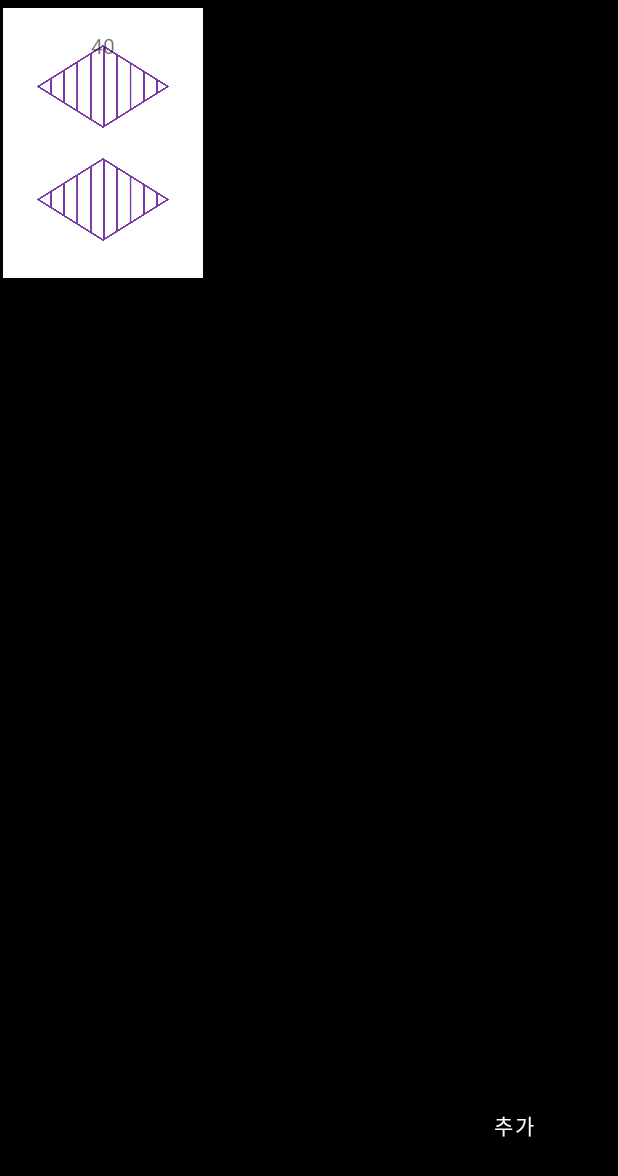
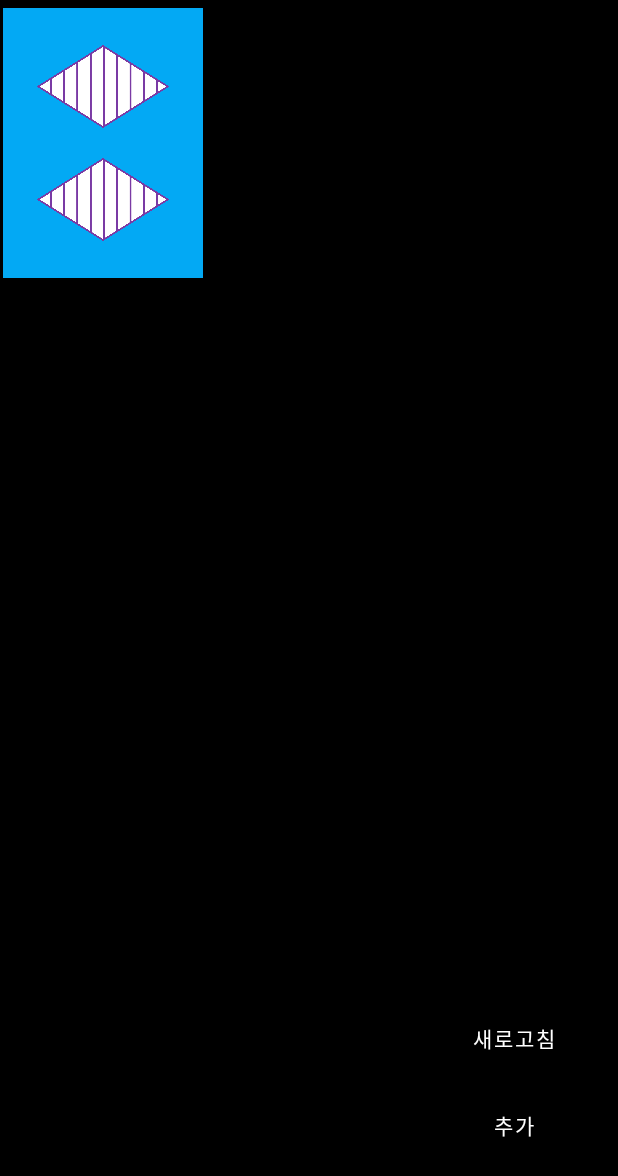
Before and after one commit to kimjjunho/Set, an Android app: the screen it shows after launch (MainActivity), after a tap on "40", on a phone screen of 412 x 824 dp. Shown: the top 1176 px of the screen. Run offline under Robolectric (Android 15) with nearby library versions, the phone set to English and light mode, and no system bars; 2 other taps on this screen came first.

Commit message:
finish::function

```diff
--- a/SetSolo/app/src/main/java/com/example/setsolo/CardData.kt
+++ b/SetSolo/app/src/main/java/com/example/setsolo/CardData.kt
@@ -5,5 +5,5 @@ data class CardData(
     val state: String,
     val num: Int,
     val shape: String,
-    var click: Boolean = true
+    var click: Boolean
 )
--- a/SetSolo/app/src/main/java/com/example/setsolo/List.kt
+++ b/SetSolo/app/src/main/java/com/example/setsolo/List.kt
@@ -2,4 +2,7 @@ package com.example.setsolo
 
 val chooseThreeCardArray = ArrayList<Int>()
 val threeCardPositionArray = ArrayList<Int>()
+
 val cardArrayAll = ArrayList<CardData>()
+val recyclerNumArrayAll = ArrayList<ItemData>()
+val recyclerNumArray = ArrayList<ItemData>()
--- a/SetSolo/app/src/main/java/com/example/setsolo/MainActivity.kt
+++ b/SetSolo/app/src/main/java/com/example/setsolo/MainActivity.kt
@@ -3,15 +3,17 @@ package com.example.setsolo
 import android.content.ClipData
 import androidx.appcompat.app.AppCompatActivity
 import android.os.Bundle
+import android.os.PersistableBundle
 import android.util.Log
 import android.view.View
 import android.widget.Toast
 import androidx.recyclerview.widget.GridLayoutManager
 import androidx.recyclerview.widget.LinearLayoutManager
 import com.example.setsolo.databinding.ActivityMainBinding
+import java.util.*
 import kotlin.math.log
 
-class MainActivity : AppCompatActivity() {
+class MainActivity : AppCompatActivity(){
 
     val TAG = "MainActivity"
 
@@ -20,10 +22,10 @@ class MainActivity : AppCompatActivity() {
 
     override fun onCreate(savedInstanceState: Bundle?) {
         super.onCreate(savedInstanceState)
-        setContentView(R.layout.activity_main)
 
         mBinding = ActivityMainBinding.inflate(layoutInflater)
         setContentView(binding.root)
+
 
         for(i in 1..81){
 
@@ -41,10 +43,9 @@ class MainActivity : AppCompatActivity() {
 
             val state : String = if(i in 1..27){ "empty" }else if(i in 28..54){ "line" }else{ "fill" }
 
-            cardArrayAll.add(CardData(color,state,num,shape,true))
+            cardArrayAll.add(CardData(color,state,num,shape,false))
         }
-        val recyclerNumArrayAll = ArrayList<ItemData>()
-        val recyclerNumArray = ArrayList<ItemData>()
+
 
         for(i in 0..80){
             recyclerNumArrayAll.add(ItemData(i))
@@ -59,13 +60,34 @@ class MainActivity : AppCompatActivity() {
                     break
                 }
             }
-            mBinding.recyclerView1.adapter = ItemAdapter(recyclerNumArray)
+            mBinding.recyclerView1.adapter = ItemAdapter(recyclerNumArray,this)
             chooseThreeCardArray.clear()
             threeCardPositionArray.clear()
+        }
+
+        mBinding.refreshBtn.setOnClickListener {
+            mBinding.recyclerView1.adapter = ItemAdapter(recyclerNumArray,this)
         }
 
         mBinding.recyclerView1.layoutManager = GridLayoutManager(applicationContext,3)
         mBinding.recyclerView1.setHasFixedSize(true)
 
+        if(savedInstanceState!=null)
+        {
+            mBinding.recyclerView1.adapter = ItemAdapter(recyclerNumArray,this)
+        }
+
+    }
+
+    override fun onSaveInstanceState(outState: Bundle) {
+        super.onSaveInstanceState(outState)
+        outState.putInt("a", 1)
+    }
+
+    fun change() {
+        Log.d(TAG, "change: 변경")
+        mBinding.recyclerView1.adapter = ItemAdapter(recyclerNumArray,this)
+        threeCardPositionArray.clear()
+        chooseThreeCardArray.clear()
     }
 }
--- a/SetSolo/app/src/main/res/layout/activity_main.xml
+++ b/SetSolo/app/src/main/res/layout/activity_main.xml
@@ -42,4 +42,16 @@
         app:layout_constraintBottom_toBottomOf="parent"
         app:layout_constraintEnd_toEndOf="parent" />
 
+    <Button
+        android:id="@+id/refresh_btn"
+        android:layout_width="100dp"
+        android:layout_height="wrap_content"
+        android:layout_marginBottom="10dp"
+        android:backgroundTint="@color/black"
+        android:text="새로고침"
+        android:textColor="@color/white"
+        app:layout_constraintBottom_toTopOf="@+id/add_btn"
+        app:layout_constraintEnd_toEndOf="@+id/add_btn"
+        app:layout_constraintStart_toStartOf="@+id/add_btn" />
+
 </androidx.constraintlayout.widget.ConstraintLayout>
--- a/SetSolo/app/src/main/res/layout/item_card.xml
+++ b/SetSolo/app/src/main/res/layout/item_card.xml
@@ -1557,8 +1557,8 @@
 
     <TextView
         android:id="@+id/number"
-        android:layout_width="50dp"
-        android:layout_height="50dp"
+        android:layout_width="0dp"
+        android:layout_height="0dp"
         android:gravity="center"
         app:layout_constraintEnd_toEndOf="parent"
         app:layout_constraintStart_toStartOf="parent"
```
Also changed, not shown: SetSolo/app/src/main/java/com/example/setsolo/ItemAdapter.kt (+27 -22 lines).
